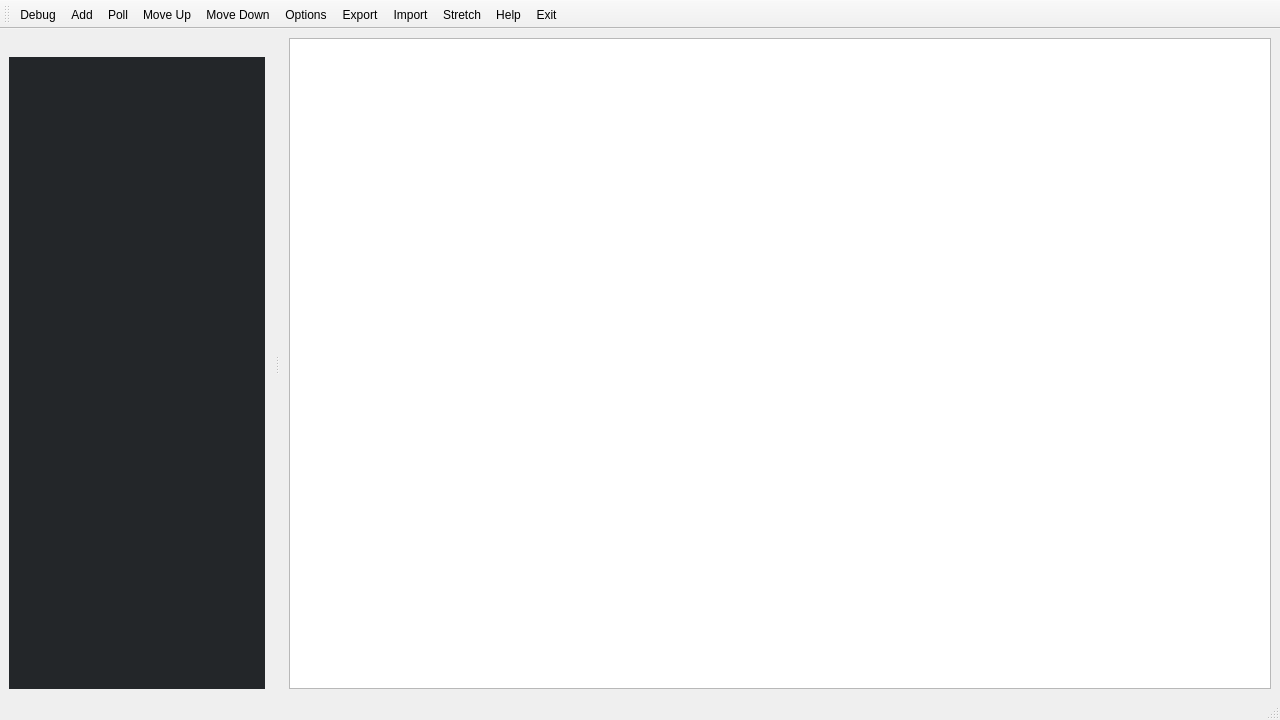
Before: the Qt Designer form src/core/mainwindow.ui in kik4444/simple-process-tracker, drawn with Qt 5.
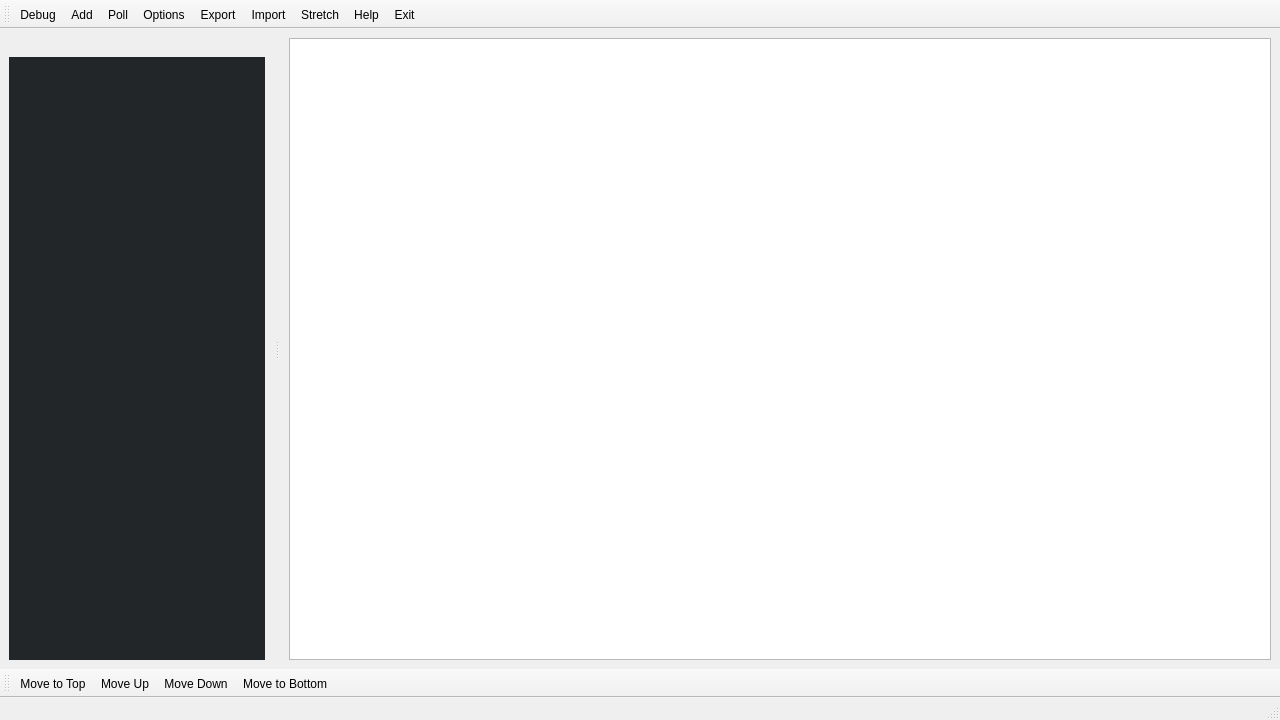
After: the same form once the commit is applied. Icons and pictures are not drawn.

Commit message: Added buttons for moving to top or bottom

Patch:
```diff
--- a/src/core/mainwindow.ui
+++ b/src/core/mainwindow.ui
@@ -69,8 +69,6 @@
    <addaction name="actionDebug"/>
    <addaction name="actionAdd"/>
    <addaction name="actionPoll"/>
-   <addaction name="actionMove_Up"/>
-   <addaction name="actionMove_Down"/>
    <addaction name="actionOptions"/>
    <addaction name="actionExport"/>
    <addaction name="actionImport"/>
@@ -699,6 +697,24 @@
     </layout>
    </widget>
   </widget>
+  <widget class="QToolBar" name="toolBar_2">
+   <property name="windowTitle">
+    <string>toolBar_2</string>
+   </property>
+   <property name="toolButtonStyle">
+    <enum>Qt::ToolButtonTextBesideIcon</enum>
+   </property>
+   <attribute name="toolBarArea">
+    <enum>BottomToolBarArea</enum>
+   </attribute>
+   <attribute name="toolBarBreak">
+    <bool>false</bool>
+   </attribute>
+   <addaction name="actionMove_to_Top"/>
+   <addaction name="actionMove_Up"/>
+   <addaction name="actionMove_Down"/>
+   <addaction name="actionMove_to_Bottom"/>
+  </widget>
   <action name="actionAdd">
    <property name="icon">
     <iconset>
@@ -814,6 +830,24 @@
     <string>Export</string>
    </property>
   </action>
+  <action name="actionMove_to_Top">
+   <property name="icon">
+    <iconset resource="../resources.qrc">
+     <normaloff>:/move-to-top-icon.svg</normaloff>:/move-to-top-icon.svg</iconset>
+   </property>
+   <property name="text">
+    <string>Move to Top</string>
+   </property>
+  </action>
+  <action name="actionMove_to_Bottom">
+   <property name="icon">
+    <iconset resource="../resources.qrc">
+     <normaloff>:/move-to-bottom-icon.svg</normaloff>:/move-to-bottom-icon.svg</iconset>
+   </property>
+   <property name="text">
+    <string>Move to Bottom</string>
+   </property>
+  </action>
  </widget>
  <resources>
   <include location="../resources.qrc"/>
```
The commit also changes 5 other files.
